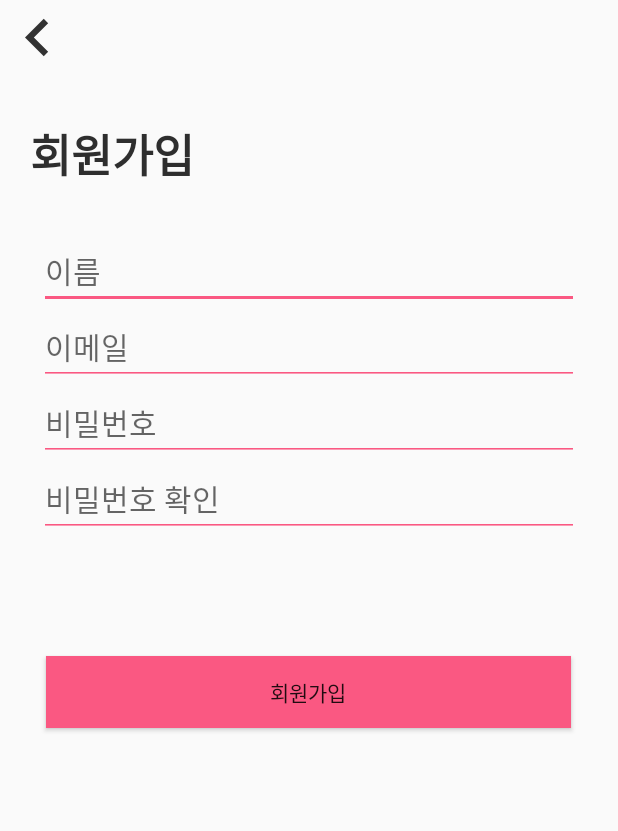
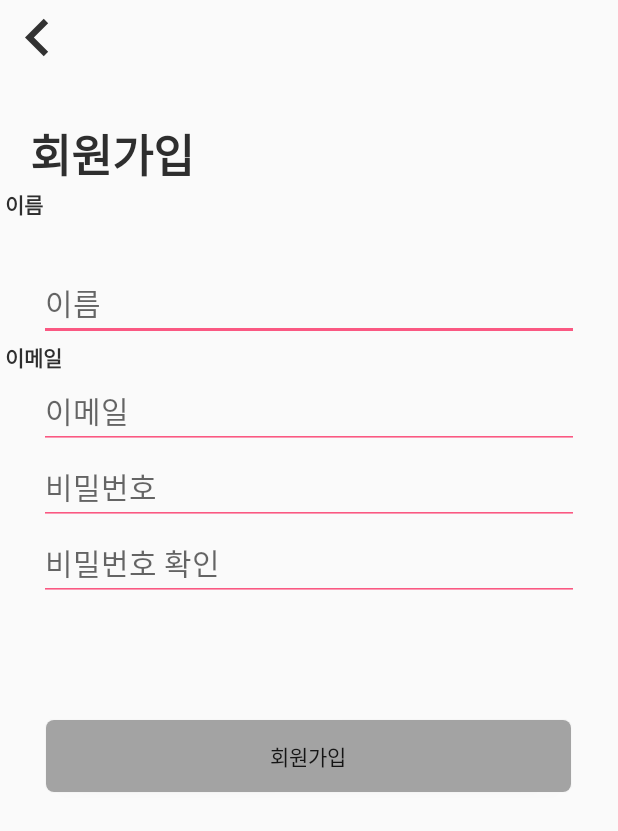
Before and after one commit to alexfu2011/PetApp, an Android app: the SignUpActivity screen opened directly, with no data from a screen before it, on a phone screen of 412 x 824 dp. Shown: the top 831 px of the screen. Run offline under Robolectric (Android 15) with nearby library versions, the phone set to English and light mode, and no system bars; our stand-ins replace Firebase (no records; nobody signed in at launch, a user with empty details on screens opened directly).

Commit message:
회원가입 UI

```diff
--- a/app/src/main/java/com/project/protectpetapp/LoginActivity.java
+++ b/app/src/main/java/com/project/protectpetapp/LoginActivity.java
@@ -195,9 +195,6 @@
                         dialog.dismiss();
                     }
                 });
-
-
-
             }
         });
 
--- a/app/src/main/res/layout/activity_sign_up.xml
+++ b/app/src/main/res/layout/activity_sign_up.xml
@@ -23,6 +23,15 @@
         android:textStyle="bold"
         android:textColor="#2E2E2E"/>
 
+    <TextView
+        android:id="@+id/text_name"
+        android:layout_width="match_parent"
+        android:layout_height="wrap_content"
+        android:layout_marginLeft="3dp"
+        android:text="이름"
+        android:textColor="#2E2E2E"
+        android:textStyle="bold"/>
+
 
     <EditText
         android:layout_width="360dp"
@@ -34,6 +43,14 @@
         android:backgroundTint="#FA5882"
         android:textSize="20dp"/>
 
+    <TextView
+        android:id="@+id/text_email"
+        android:layout_width="match_parent"
+        android:layout_height="wrap_content"
+        android:layout_marginLeft="3dp"
+        android:text="이메일"
+        android:textColor="#2E2E2E"
+        android:textStyle="bold"/>
 
     <EditText
         android:layout_width="360dp"
@@ -78,7 +95,7 @@
         android:layout_height="wrap_content"
         android:text="회원가입"
         android:layout_marginTop="60dp"
-        android:background="#FA5882"
+        android:background="@drawable/btn_enabled_bg"
         android:gravity="center"
         android:layout_gravity="center"
         android:id="@+id/signup"/>
```
